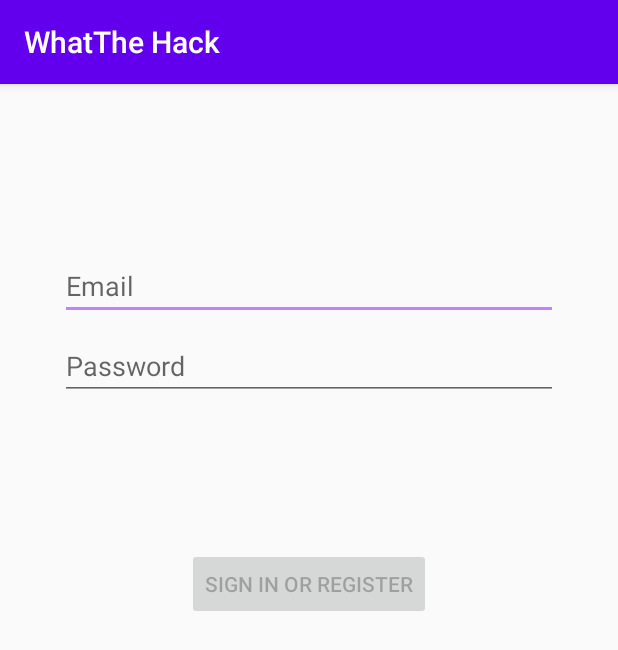
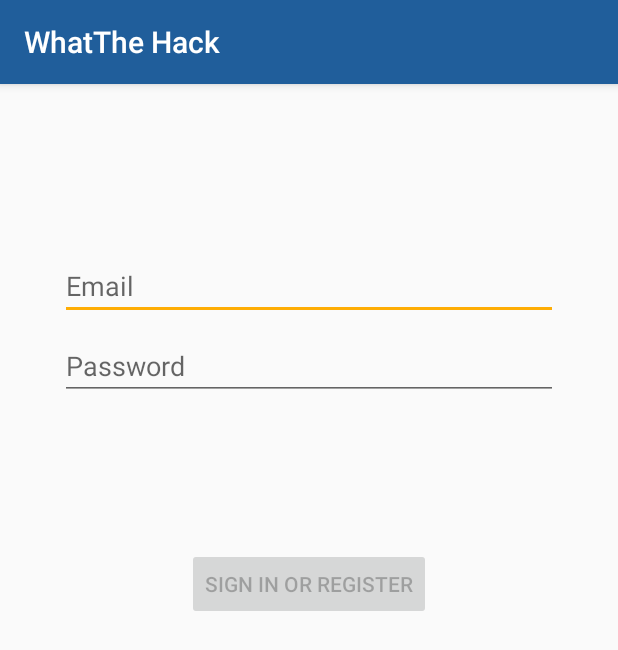
Before and after one commit to mandiriwhatthehackorg/wth-team-47, an Android app: the screen it shows after launch (LoginActivity), on a phone screen of 412 x 824 dp. Shown: the top 650 px of the screen. Run offline under Robolectric (Android 15) with nearby library versions, the phone set to English and light mode, and no system bars; our stand-ins replace RxJava, Timber.

Commit message:
Adjust to Mandiri color scheme

```diff
--- a/app/src/main/res/values/colors.xml
+++ b/app/src/main/res/values/colors.xml
@@ -1,15 +1,15 @@
 <?xml version="1.0" encoding="utf-8"?>
 <!--
   ~ /**
-  ~  * Created by Wellsen on 7/10/19 10:42 AM
+  ~  * Created by Wellsen on 7/10/19 10:50 AM
   ~  * for Mandiri What The Hack Hackathon
   ~  * Copyright (c) 2019 . All rights reserved.
-  ~  * Last modified 7/10/19 10:42 AM
+  ~  * Last modified 7/10/19 10:48 AM
   ~  */
   -->
 
 <resources>
-  <color name="colorPrimary">#6200EE</color>
-  <color name="colorPrimaryDark">#3700B3</color>
-  <color name="colorAccent">#BB86FC</color>
+  <color name="colorPrimary">#205E9B</color>
+  <color name="colorPrimaryDark">#184C89</color>
+  <color name="colorAccent">#FEAD05</color>
 </resources>
```
